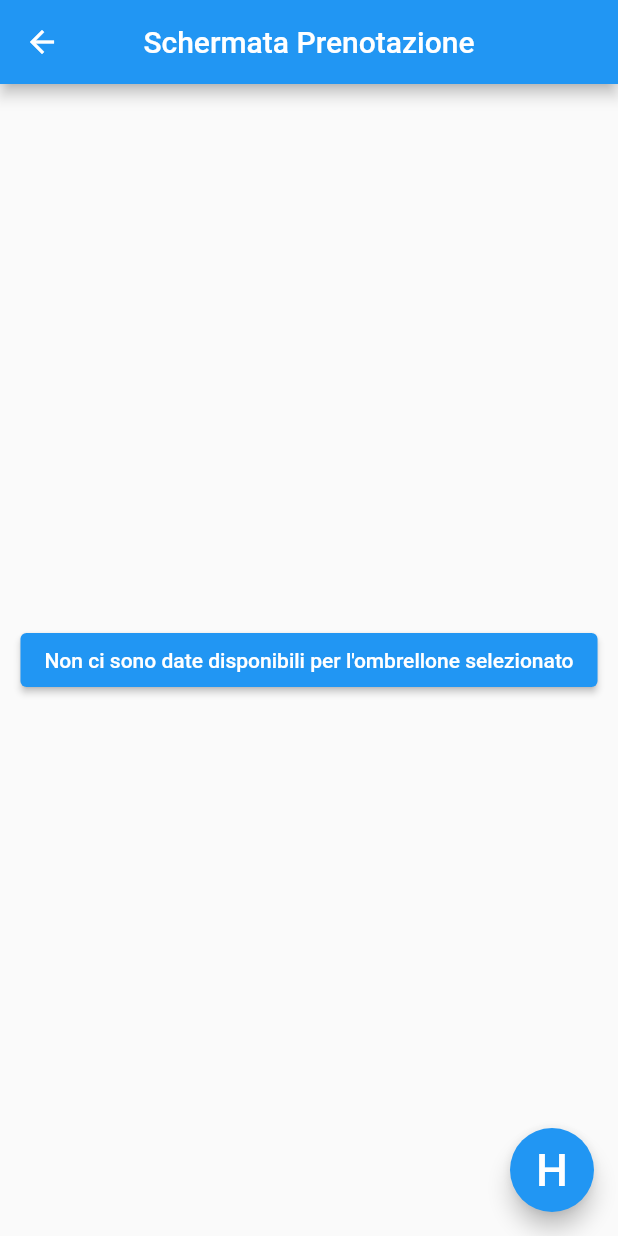
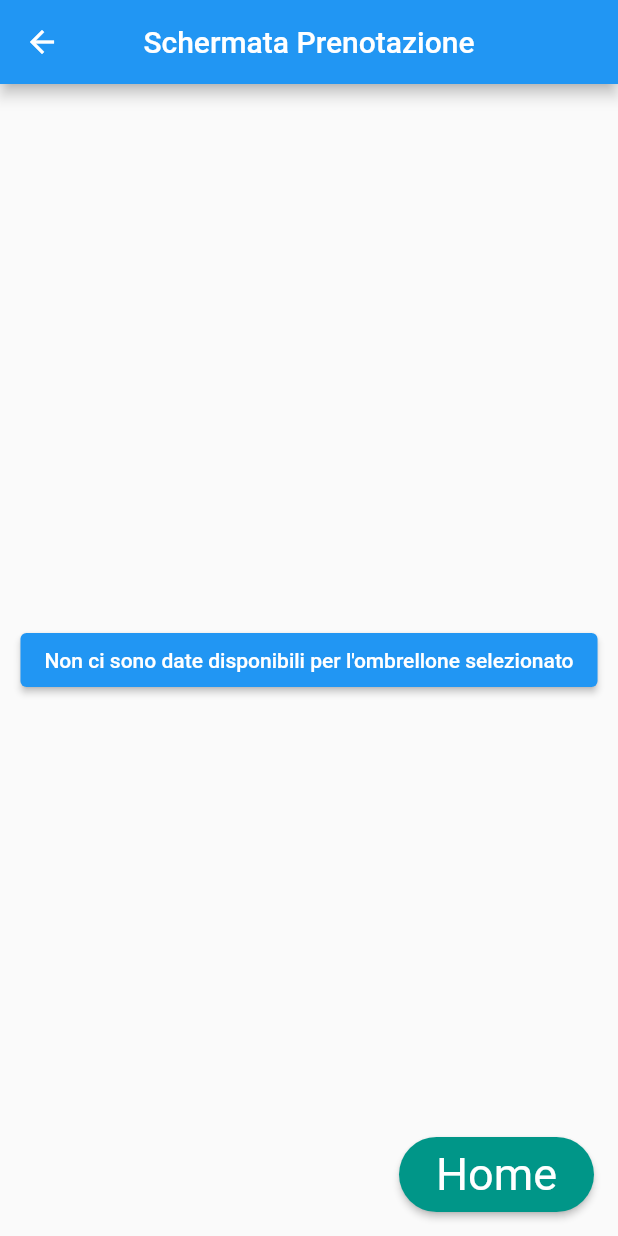
Before and after one commit to AntonioTubaldi/Casotto-IdS, a Flutter app: the SingleOmbrelloneView screen opened directly with empty values, on a phone screen of 412 x 824 dp. Run offline on Flutter 3.47's test engine with Material 2 defaults, Android fonts, the phone set to English and light mode, and no system bars; our stand-ins replace flutter_dotenv, loading_animation_widget, table_calendar; missing offline and left inert: dart:ffi, dart:html; network calls fail.

Commit message:
modifica grafica e aggiustamenti vari
Ho aggiustato la posizione dei tasti nella schermata di conferma prenotazione perché uscivano dallo schermo e creavano un errore.

```diff
--- a/FrontEnd/Casotto/lib/views/AllOmbrelloni.dart
+++ b/FrontEnd/Casotto/lib/views/AllOmbrelloni.dart
@@ -52,6 +52,7 @@ class _AllOmbrelloniViewState extends State<AllOmbrelloniView> {
                 List<Ombrellone> list = snapshot.data!;
                 return Scaffold(
                     appBar: AppBar(
+                      backgroundColor: Colors.teal,
                       centerTitle: true,
                       title: const Text('Visualizza Spiaggia'),
                     ),
@@ -65,7 +66,7 @@ class _AllOmbrelloniViewState extends State<AllOmbrelloniView> {
                       },
                       child: Text("Home",
                           style: TextStyle(fontSize: 30, color: Colors.white)),
-                      fillColor: Colors.blueGrey,
+                      fillColor: Colors.teal,
                       shape: RoundedRectangleBorder(
                         borderRadius: BorderRadius.circular(50.0),
                       ),
--- a/FrontEnd/Casotto/lib/views/SingleOmbrellone.dart
+++ b/FrontEnd/Casotto/lib/views/SingleOmbrellone.dart
@@ -57,7 +57,10 @@ class _SingleOmbrelloneViewState extends State<SingleOmbrelloneView> {
 
   Widget? _showPrenotazione() {
     if (_datiSelezionati.isNotEmpty) {
-      return ElevatedButton(
+      return Column(
+        mainAxisAlignment: MainAxisAlignment.end,
+        children: [
+          RawMaterialButton(
             onPressed: () => {
               Navigator.pushNamed(
                 context,
@@ -68,8 +71,16 @@ class _SingleOmbrelloneViewState extends State<SingleOmbrelloneView> {
             },
             child: Text(
               "PRENOTA",
-            style: TextStyle(fontSize: 30),
-          ));
+              style: TextStyle(fontSize: 30, color: Colors.white),
+            ),
+            fillColor: Colors.teal,
+            shape: RoundedRectangleBorder(
+              borderRadius: BorderRadius.circular(50.0),
+            ),
+            constraints: BoxConstraints.tightFor(height: 50.0, width: 160),
+          ),
+        ],
+      );
     } else {
       return null;
     }
@@ -80,24 +91,30 @@ class _SingleOmbrelloneViewState extends State<SingleOmbrelloneView> {
     if (widget.ombrellone.getDisponibilita().isNotEmpty) {
       return Scaffold(
         floatingActionButton: _showPrenotazione(),
-        appBar: AppBar(title: Text("Schermata Prenotazione")),
+        appBar: AppBar(
+          title: Text("Schermata Prenotazione"),
+          backgroundColor: Colors.teal,
+        ),
         body: Center(
           child: _getScrollableView(widget.ombrellone.getDisponibilita()),
         ),
       );
-    } else
+    } else {
       return Scaffold(
-        floatingActionButton: FloatingActionButton(
+        floatingActionButton: RawMaterialButton(
           onPressed: () => {
             Navigator.popUntil(
               context,
               ModalRoute.withName(HomePage.routeName),
             ),
           },
-          child: Text(
-            "H",
-            style: TextStyle(fontSize: 30),
+          child: const Text("Home",
+              style: TextStyle(fontSize: 30, color: Colors.white)),
+          fillColor: Colors.teal,
+          shape: RoundedRectangleBorder(
+            borderRadius: BorderRadius.circular(50.0),
           ),
+          constraints: BoxConstraints.tightFor(height: 50.0, width: 130),
         ),
         appBar: AppBar(
           centerTitle: true,
@@ -113,3 +130,4 @@ class _SingleOmbrelloneViewState extends State<SingleOmbrelloneView> {
       );
     }
   }
+}
--- a/FrontEnd/Casotto/pubspec.yaml
+++ b/FrontEnd/Casotto/pubspec.yaml
@@ -64,6 +64,7 @@ flutter:
 
   assets:
     - .env
+    - lib/images/
 
   # To add assets to your application, add an assets section, like this:
   # assets:
```
Also changed, not shown: FrontEnd/Casotto/lib/views/AllPrenotazioni.dart (+16 -9 lines), FrontEnd/Casotto/lib/views/Calendar.dart (+10 -4 lines), FrontEnd/Casotto/lib/views/HomePage.dart (+14 -7 lines), FrontEnd/Casotto/lib/views/RiepilogoPrenotazione.dart (+21 -5 lines), FrontEnd/Casotto/lib/views/SceltaLettini.dart (+19 -7 lines), 1 other file. Lines whose indentation alone changed are shown as unchanged.
